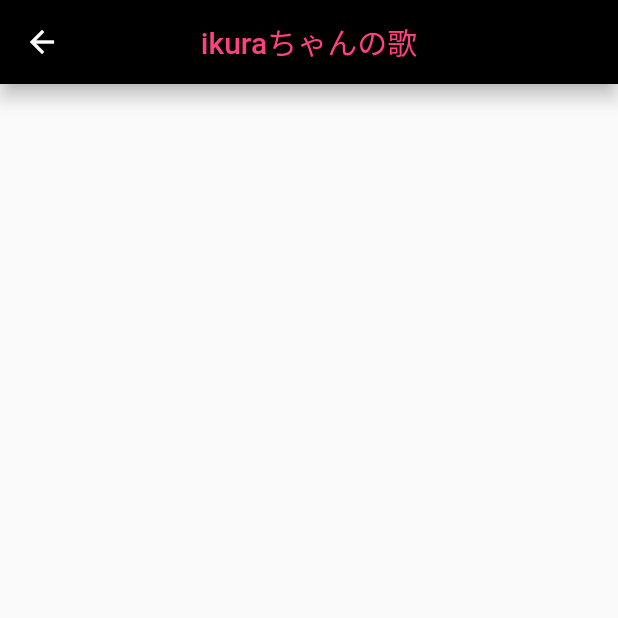
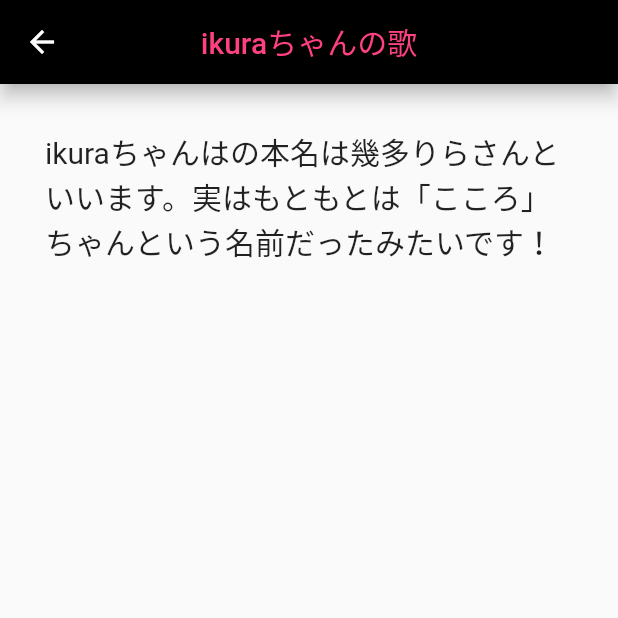
Before and after one commit to sugawara-kazuya/YOASOBI_app, a Flutter app: the News_2 screen opened directly, on a phone screen of 412 x 824 dp, the top half of it. Run offline on Flutter 3.47's test engine with Material 2 defaults, Android fonts, the phone set to English and light mode, and no system bars; our stand-ins replace cloud_firestore, firebase_auth, firebase_core, firebase_storage, image_picker; accounts and stored records are empty.

Commit message:
second-comit

```diff
--- a/my_app/lib/newses/news_2.dart
+++ b/my_app/lib/newses/news_2.dart
@@ -18,6 +18,37 @@ class _News_2State extends State<News_2> {
         elevation: 5,
         iconTheme: IconThemeData(color: Colors.white),
       ),
+      body: SafeArea(
+        child: SingleChildScrollView(
+          child: Padding(
+            padding: const EdgeInsets.all(30.0),
+            child: Container(
+              alignment: Alignment.centerLeft,
+              child: Column(
+                children: [
+                  Text('ikuraちゃんはの本名は幾多りらさんといいます。実はもともとは「こころ」ちゃんという名前だったみたいです！',style: TextStyle(fontSize: 20,),),
+                  SizedBox(height: 20,),
+                  Text('',style: TextStyle(fontSize: 20,),),
+                  SizedBox(height: 20,),
+                  Text('',style: TextStyle(fontSize: 20,),),
+                  SizedBox(height: 20,),
+                  Text('',style: TextStyle(fontSize: 20,),),
+                  SizedBox(height: 20,),
+                  Text('',style: TextStyle(fontSize: 20,),),
+                  SizedBox(height: 20,),
+                  Text('',style: TextStyle(fontSize: 20,),),
+                  SizedBox(height: 20,),
+
+
+
+
+                ],
+
+              ),
+            ),
+          ),
+        ),
+      ),
     );
   }
 }
--- a/my_app/lib/view/time_line/news_page.dart
+++ b/my_app/lib/view/time_line/news_page.dart
@@ -4,6 +4,7 @@ import 'package:my_app/newses/news_2.dart';
 import 'package:my_app/newses/news_3.dart';
 
 import '../../newses/news_4.dart';
+import '../../newses/news_5.dart';
 
 class NewsPage extends StatefulWidget {
   const NewsPage({Key? key}) : super(key: key);
@@ -33,7 +34,7 @@ class _NewsPageState extends State<NewsPage> {
             },
             child: Card(
               child: ListTile(
-                title: Text('AYASEさんの食べられる野菜'),
+                title: Text('YOASOBIとは？？'),
               ),
             ),
           ),
@@ -43,7 +44,7 @@ class _NewsPageState extends State<NewsPage> {
             },
             child: Card(
               child: ListTile(
-                title: Text('ikuraちゃんの歌'),
+                title: Text('ボーカルikuraちゃん！'),
               ),
             ),
           ),
@@ -53,7 +54,7 @@ class _NewsPageState extends State<NewsPage> {
             },
             child: Card(
               child: ListTile(
-                title: Text('ほのぐもさんの秘密'),
+                title: Text('バンドメンバー紹介！'),
               ),
             ),
           ),
@@ -63,7 +64,17 @@ class _NewsPageState extends State<NewsPage> {
             },
             child: Card(
               child: ListTile(
-                title: Text('We are Asshre'),
+                title: Text('デビュー曲　夜にかけるの裏側'),
+              ),
+            ),
+          ),
+          InkWell(
+            onTap: (){
+              Navigator.push(context, MaterialPageRoute(builder: (context) => News_5()));
+            },
+            child: Card(
+              child: ListTile(
+                title: Text('Ayaseさんの好きな野菜・嫌いな野菜'),
               ),
             ),
           ),
```
Also changed, not shown: my_app/lib/newses/news_1.dart (+36 -2 lines), my_app/lib/newses/news_5.dart (added, +54 -0 lines), 1 other file.
